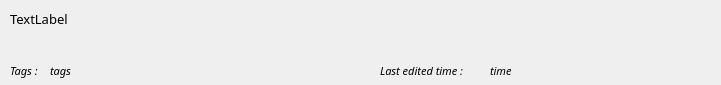
Qt form Note-App/singlenoteview.ui (knu-2-tochanenko/OOP) before a commit.
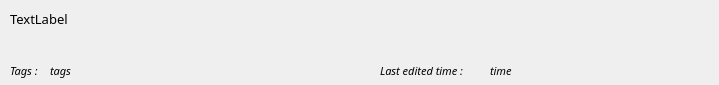
The same form after that commit.

What changed in the file:
```diff
--- a/Note-App/singlenoteview.ui
+++ b/Note-App/singlenoteview.ui
@@ -6,7 +6,7 @@
    <rect>
     <x>0</x>
     <y>0</y>
-    <width>721</width>
+    <width>719</width>
     <height>85</height>
    </rect>
   </property>
@@ -18,13 +18,13 @@
   </property>
   <property name="minimumSize">
    <size>
-    <width>721</width>
+    <width>719</width>
     <height>85</height>
    </size>
   </property>
   <property name="maximumSize">
    <size>
-    <width>721</width>
+    <width>719</width>
     <height>85</height>
    </size>
   </property>
```
